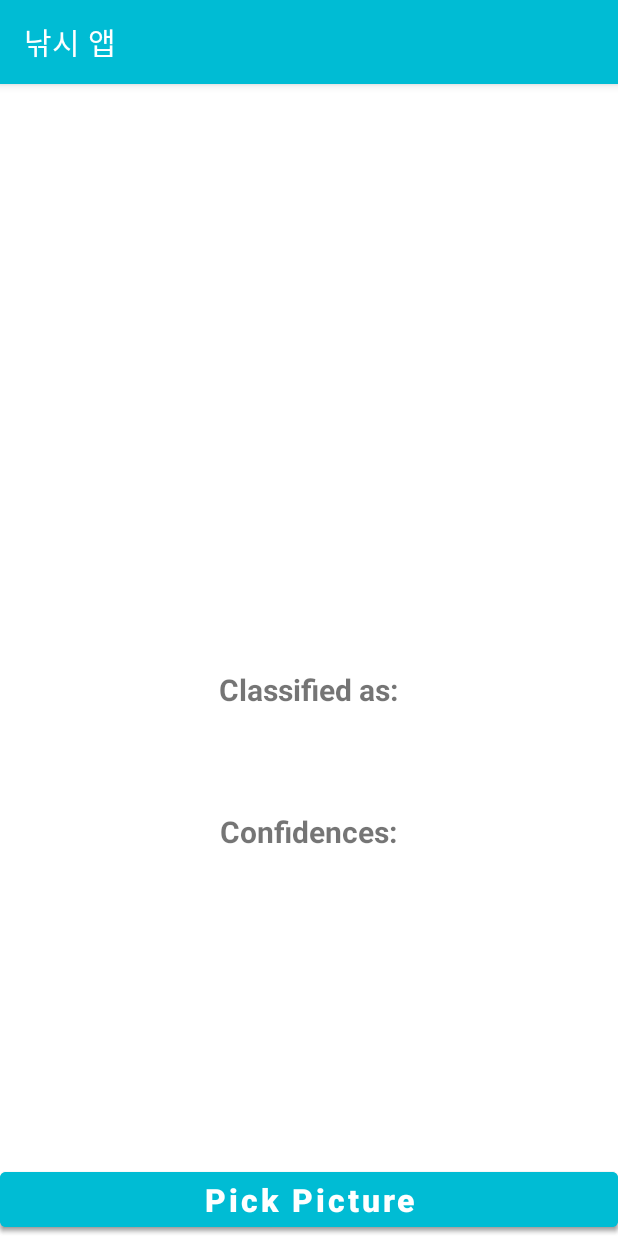
After one commit to chocozzang/K230327_Android_Lab_Pra, an Android app: the SixthPracticeTeachableMachine screen opened directly, with no data from a screen before it, on a phone screen of 412 x 824 dp. The commit adds this screen. Run offline under Robolectric (Android 15) with nearby library versions, the phone set to English and light mode, and no system bars; libraries missing offline, so code that uses them is left out: org.tensorflow.lite.

Commit message:
티처블 머신 테스트 230801

```diff
--- a/test10_12_jjh/build.gradle
+++ b/test10_12_jjh/build.gradle
@@ -38,6 +38,7 @@ android {
     }
     buildFeatures {
         viewBinding true
+        mlModelBinding true
     }
 }
 
@@ -55,6 +56,8 @@ dependencies {
     implementation 'androidx.lifecycle:lifecycle-viewmodel-ktx:2.6.1'
     implementation 'androidx.navigation:navigation-fragment-ktx:2.5.3'
     implementation 'androidx.navigation:navigation-ui-ktx:2.5.3'
+    implementation 'org.tensorflow:tensorflow-lite-support:0.1.0'
+    implementation 'org.tensorflow:tensorflow-lite-metadata:0.1.0'
     testImplementation 'junit:junit:4.13.2'
     androidTestImplementation 'androidx.test.ext:junit:1.1.5'
     androidTestImplementation 'androidx.test.espresso:espresso-core:3.5.1'
--- /dev/null
+++ b/test10_12_jjh/src/main/res/layout/activity_sixth_practice_teachable_machine.xml
@@ -0,0 +1,82 @@
+<?xml version="1.0" encoding="utf-8"?>
+<RelativeLayout xmlns:android="http://schemas.android.com/apk/res/android"
+    xmlns:app="http://schemas.android.com/apk/res-auto"
+    xmlns:tools="http://schemas.android.com/tools"
+    android:layout_width="match_parent"
+    android:layout_height="match_parent"
+    tools:context=".test12.SixthPracticeTeachableMachine">
+
+
+    <Button
+        android:layout_width="match_parent"
+        android:layout_height="wrap_content"
+        android:layout_centerInParent="true"
+        android:id="@+id/cameraButton"
+        android:text="Take Picture"
+        android:textAllCaps="false"
+        android:layout_alignParentBottom="true"
+        android:textSize="21sp"
+        android:textStyle="bold" />
+
+    <Button
+        android:id="@+id/galleryButton"
+        android:layout_width="match_parent"
+        android:layout_height="wrap_content"
+        android:layout_alignParentBottom="true"
+        android:layout_centerInParent="true"
+        android:text="Pick Picture"
+        android:textAllCaps="false"
+        android:textSize="21sp"
+        android:textStyle="bold" />
+
+    <ImageView
+        android:layout_width="370sp"
+        android:layout_height="370sp"
+        android:layout_centerHorizontal="true"
+        android:id="@+id/imageView"
+        android:layout_marginTop="10sp" />
+
+    <TextView
+        android:layout_width="wrap_content"
+        android:layout_height="wrap_content"
+        android:layout_centerHorizontal="true"
+        android:text="Classified as:"
+        android:textStyle="bold"
+        android:textSize="20sp"
+        android:id="@+id/classified"
+        android:layout_below="@+id/imageView"
+        android:layout_marginTop="10sp" />
+
+    <TextView
+        android:layout_width="wrap_content"
+        android:layout_height="wrap_content"
+        android:layout_centerHorizontal="true"
+        android:text=""
+        android:textColor="#C30000"
+        android:textStyle="bold"
+        android:textSize="27sp"
+        android:id="@+id/result"
+        android:layout_below="@+id/classified" />
+
+    <TextView
+        android:layout_width="wrap_content"
+        android:layout_height="wrap_content"
+        android:id="@+id/confidencesText"
+        android:text="Confidences:"
+        android:textStyle="bold"
+        android:textSize="20sp"
+        android:layout_centerHorizontal="true"
+        android:layout_below="@+id/result"
+        android:layout_marginTop="30sp" />
+
+    <TextView
+        android:layout_width="wrap_content"
+        android:layout_height="wrap_content"
+        android:layout_centerHorizontal="true"
+        android:text=""
+        android:textColor="#000"
+        android:textSize="22sp"
+        android:id="@+id/confidence"
+        android:layout_below="@+id/confidencesText" />
+
+</RelativeLayout>
--- a/test10_12_jjh/src/main/res/values/strings.xml
+++ b/test10_12_jjh/src/main/res/values/strings.xml
@@ -1,4 +1,3 @@
-
 <resources>
     <string name="app_name">낚시 앱</string>
     <!-- TODO: Remove or change this placeholder text -->
--- a/test10_12_jjh/src/main/res/values/themes.xml
+++ b/test10_12_jjh/src/main/res/values/themes.xml
@@ -1,7 +1,7 @@
 <resources xmlns:tools="http://schemas.android.com/tools">
     <!-- Base application theme. -->
-<!--    <style name="Base.Theme.K230327_Android_Lab" parent="Theme.MaterialComponents.DayNight.DarkActionBar">-->
-    <style name="Base.Theme.K230327_Android_Lab" parent="Theme.Material3.Dark.NoActionBar">
+    <style name="Base.Theme.K230327_Android_Lab" parent="Theme.MaterialComponents.DayNight.DarkActionBar">
+<!--    <style name="Base.Theme.K230327_Android_Lab" parent="Theme.Material3.Dark.NoActionBar">-->
         <!-- Customize your light theme here. -->
         <!-- <item name="colorPrimary">@color/my_light_primary</item> -->
         <item name="colorPrimary">#00BCD4</item>
```
Also changed, not shown: test10_12_jjh/src/main/AndroidManifest.xml (+8 -1 lines), test10_12_jjh/src/main/java/com/example/test10_12_jjh/test12/SixPracticeGoogleMap.kt (+47 -1 lines), test10_12_jjh/src/main/java/com/example/test10_12_jjh/test12/SixthPracticeTeachableMachine.kt (added, +202 -0 lines), 3 other files.
